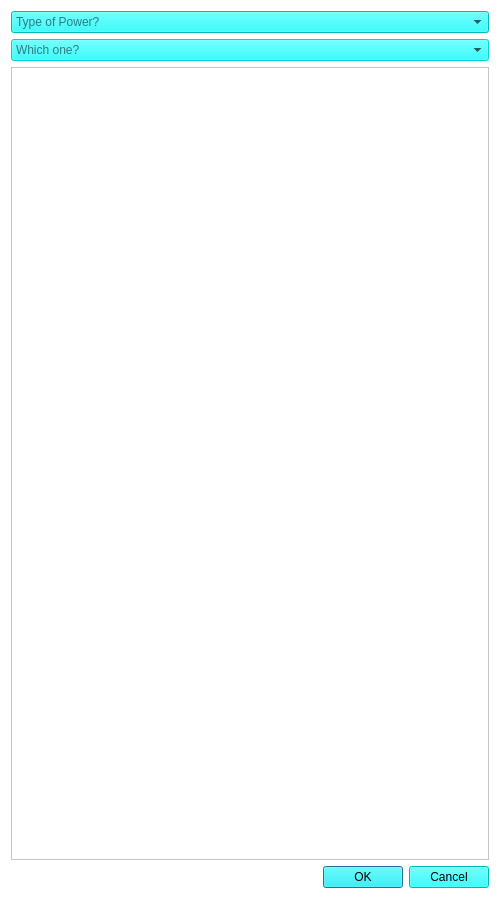
Qt form powerdialog.ui (ldraconus/HSCCU) before a commit.
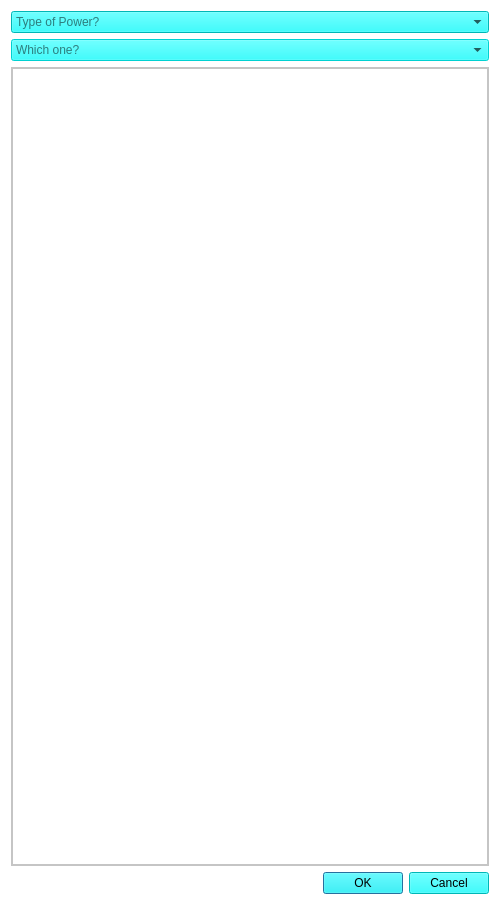
The same form after that commit. Icons and pictures are not drawn.

What changed in the file:
```diff
--- a/powerdialog.ui
+++ b/powerdialog.ui
@@ -10,6 +10,12 @@
     <height>905</height>
    </rect>
   </property>
+  <property name="sizePolicy">
+   <sizepolicy hsizetype="MinimumExpanding" vsizetype="MinimumExpanding">
+    <horstretch>0</horstretch>
+    <verstretch>0</verstretch>
+   </sizepolicy>
+  </property>
   <property name="windowTitle">
    <string>Pick A Power</string>
   </property>
@@ -82,7 +88,10 @@
    <item>
     <widget class="QScrollArea" name="scrollArea">
      <property name="styleSheet">
-      <string notr="true">QScrollArea { color: #000; background: #fff; }</string>
+      <string notr="true"> color: #000; background: #fff;</string>
+     </property>
+     <property name="sizeAdjustPolicy">
+      <enum>QAbstractScrollArea::SizeAdjustPolicy::AdjustIgnored</enum>
      </property>
      <property name="widgetResizable">
       <bool>true</bool>
@@ -93,12 +102,15 @@
         <x>0</x>
         <y>0</y>
         <width>480</width>
-        <height>789</height>
+        <height>795</height>
        </rect>
       </property>
+      <property name="styleSheet">
+       <string notr="true">QDialog { color: #000; background: #fff; }</string>
+      </property>
       <layout class="QVBoxLayout" name="verticalLayout_2">
        <property name="spacing">
-        <number>0</number>
+        <number>6</number>
        </property>
        <property name="leftMargin">
         <number>0</number>
@@ -113,13 +125,25 @@
         <number>0</number>
        </property>
        <item>
-        <widget class="QLabel" name="form">
-         <property name="styleSheet">
-          <string notr="true">QLabel { color: #000; background: #fff; }</string>
+        <widget class="QFrame" name="frame">
+         <property name="frameShape">
+          <enum>QFrame::Shape::StyledPanel</enum>
          </property>
-         <property name="text">
-          <string/>
+         <property name="frameShadow">
+          <enum>QFrame::Shadow::Raised</enum>
          </property>
+         <layout class="QVBoxLayout" name="verticalLayout_3">
+          <item>
+           <widget class="QLabel" name="form">
+            <property name="styleSheet">
+             <string notr="true">QLabel { color: #000; background: #fff; }</string>
+            </property>
+            <property name="text">
+             <string/>
+            </property>
+           </widget>
+          </item>
+         </layout>
         </widget>
        </item>
       </layout>
@@ -129,46 +153,23 @@
    <item>
     <widget class="QDialogButtonBox" name="buttonBox">
      <property name="styleSheet">
-      <string notr="true">QDialogButtonBox QPushButton {
+      <string notr="true">QDIalogButtonBox {
+	 color: #000; background: #fff;
+}
+QDialogButtonBox QPushButton {
    color: black;
    background: cyan;
 }
 QDialogButtonBox QPushButton:disabled {
    color: gray;
-}</string>
+}
+</string>
      </property>
      <property name="standardButtons">
       <set>QDialogButtonBox::StandardButton::Cancel|QDialogButtonBox::StandardButton::Ok</set>
      </property>
     </widget>
    </item>
-   <item>
-    <widget class="QFrame" name="frame">
-     <property name="frameShape">
-      <enum>QFrame::Shape::NoFrame</enum>
-     </property>
-     <property name="frameShadow">
-      <enum>QFrame::Shadow::Plain</enum>
-     </property>
-     <property name="lineWidth">
-      <number>0</number>
-     </property>
-     <layout class="QHBoxLayout" name="horizontalLayout">
-      <property name="leftMargin">
-       <number>0</number>
-      </property>
-      <property name="topMargin">
-       <number>0</number>
-      </property>
-      <property name="rightMargin">
-       <number>0</number>
-      </property>
-      <property name="bottomMargin">
-       <number>0</number>
-      </property>
-     </layout>
-    </widget>
-   </item>
   </layout>
  </widget>
  <resources>
```
Left out of the diff: 4 changed lines with no effect on the pictures.
